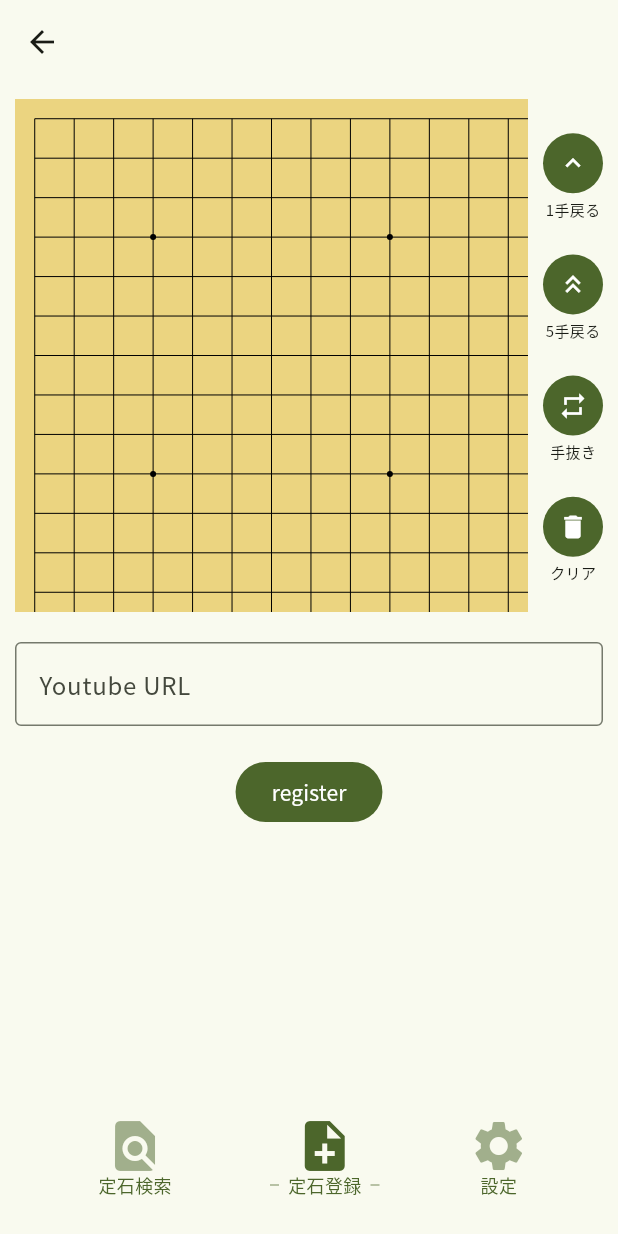
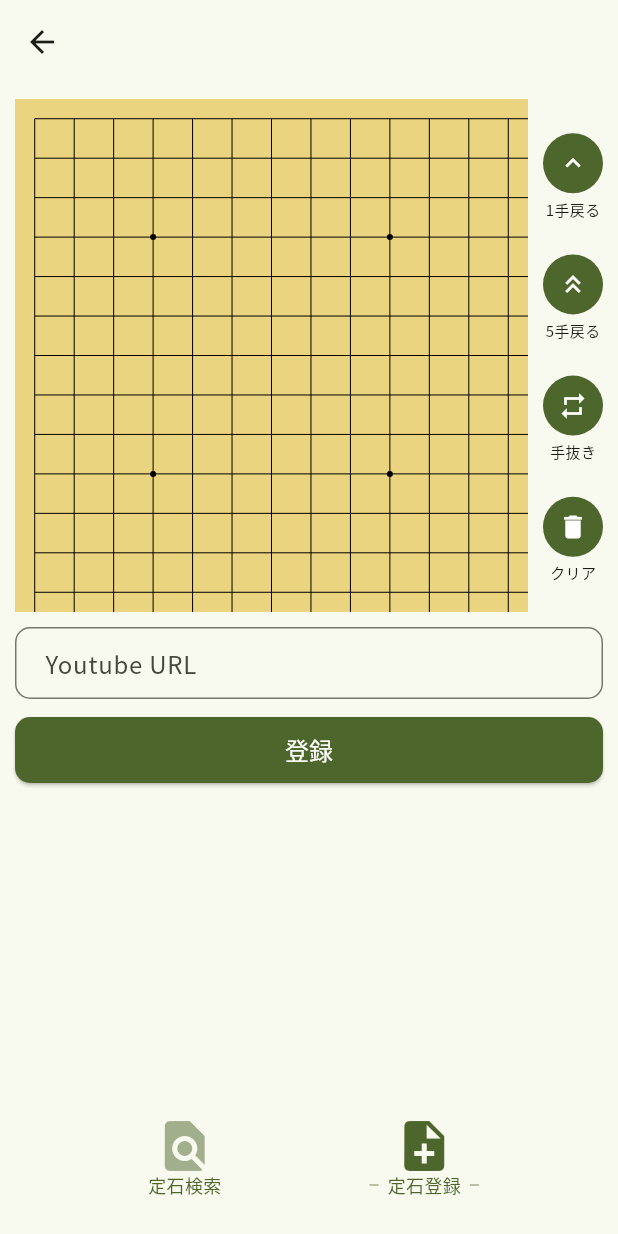
Before and after one commit to usatyo/sugomori, a Flutter app: the RegisterPage screen opened by its route, on a phone screen of 412 x 824 dp. Run offline on Flutter 3.47's test engine with Material 3 defaults, Android fonts, the phone set to English and light mode, and no system bars; our stand-ins replace google_fonts, youtube_player_flutter; missing offline and left inert: flutter_scroll_shadow.

Commit message:
add button component

```diff
--- /dev/null
+++ b/frontend/lib/components/atoms/button.dart
@@ -0,0 +1,20 @@
+import 'package:flutter/material.dart';
+
+class Button extends StatelessWidget {
+  const Button({super.key, required this.text, required this.onPressed});
+  final String text;
+  final void Function() onPressed;
+
+  @override
+  Widget build(BuildContext context) {
+    return ElevatedButton(
+      style: ElevatedButton.styleFrom(
+        shape: RoundedRectangleBorder(borderRadius: BorderRadius.circular(10)),
+        backgroundColor: Theme.of(context).primaryColor,
+        fixedSize: Size(double.maxFinite, 44)
+      ),
+      onPressed: onPressed,
+      child: Text(text, style: TextStyle(color: Colors.white, fontSize: 16)),
+    );
+  }
+}
--- a/frontend/lib/components/bottom_menu.dart
+++ b/frontend/lib/components/bottom_menu.dart
@@ -35,12 +35,12 @@ class MenuBarState extends State<BottomMenu> {
             route: "/register",
             selected: ModalRoute.of(context)!.settings.name == "/register",
           ),
-          BottomMenuItem(
-            label: "設定",
-            icon: Icons.settings,
-            route: "/setting",
-            selected: ModalRoute.of(context)!.settings.name == "/setting",
-          ),
+          // BottomMenuItem(
+          //   label: "設定",
+          //   icon: Icons.settings,
+          //   route: "/setting",
+          //   selected: ModalRoute.of(context)!.settings.name == "/setting",
+          // ),
         ],
       ),
     );
--- a/frontend/lib/main.dart
+++ b/frontend/lib/main.dart
@@ -1,7 +1,7 @@
 import 'package:flutter/material.dart';
 import 'package:frontend/page/register_page.dart';
 import 'package:frontend/page/search_page.dart';
-import 'package:frontend/page/setting_page.dart';
+// import 'package:frontend/page/setting_page.dart';
 
 import 'theme.dart';
 import 'util.dart';
@@ -29,7 +29,7 @@ class MyApp extends StatelessWidget {
       routes: {
         '/search': (context) => const SearchPage(),
         '/register': (context) => const RegisterPage(),
-        '/setting': (context) => const SettingPage(),
+        // '/setting': (context) => const SettingPage(),
       },
     );
   }
--- a/frontend/lib/page/register_page.dart
+++ b/frontend/lib/page/register_page.dart
@@ -1,4 +1,5 @@
 import 'package:flutter/material.dart';
+import 'package:frontend/components/atoms/button.dart';
 import 'package:frontend/components/bottom_menu.dart';
 import 'package:frontend/components/goban.dart';
 import 'package:frontend/models/joseki.dart';
@@ -31,43 +32,35 @@ class _RegisterPageState extends State<RegisterPage> {
   Widget build(BuildContext context) {
     return Scaffold(
       appBar: AppBar(),
-      body: Column(
+      bottomNavigationBar: BottomMenu(),
+      body: Container(
+        padding: EdgeInsets.all(10),
+        child: Column(
+          spacing: 10,
           children: [
             Container(
-            padding: EdgeInsets.all(10),
               alignment: Alignment.center,
               child: Goban(joseki: joseki),
             ),
-          Expanded(
-            child: Column(
-              children: [
-                Container(
-                  padding: EdgeInsets.all(10),
-                  alignment: Alignment.center,
-                  child: TextField(
+            TextField(
               onChanged: onChangeUrl,
               decoration: InputDecoration(
                 labelText: "Youtube URL",
-                      border: OutlineInputBorder(),
+                contentPadding: EdgeInsets.fromLTRB(16, 0, 16, 0),
+                border: OutlineInputBorder(
+                  borderRadius: BorderRadius.circular(10),
                 ),
               ),
             ),
-                Container(
-                  padding: EdgeInsets.all(10),
-                  alignment: Alignment.center,
-                  child: FilledButton(
+            Button(
+              text: "登録",
               onPressed: () {
                 josekiApiService.postJoseki(joseki, videoId);
               },
-                    child: Text("register"),
-                  ),
             ),
           ],
         ),
       ),
-          BottomMenu(),
-        ],
-      ),
     );
   }
 }
--- a/frontend/lib/page/search_page.dart
+++ b/frontend/lib/page/search_page.dart
@@ -1,5 +1,6 @@
 import 'package:flutter/material.dart';
 import 'package:flutter_scroll_shadow/flutter_scroll_shadow.dart';
+import 'package:frontend/components/atoms/button.dart';
 import 'package:frontend/components/bottom_menu.dart';
 import 'package:frontend/components/goban.dart';
 import 'package:frontend/components/video_card.dart';
@@ -31,18 +32,18 @@ class _SearchPageState extends State<SearchPage> {
   Widget build(BuildContext context) {
     return Scaffold(
       appBar: AppBar(),
-      body: Column(
+      bottomNavigationBar: BottomMenu(),
+      body: Container(
+        padding: EdgeInsets.all(10),
+        child: Column(
+          spacing: 10,
           children: [
             Container(
-            padding: EdgeInsets.all(10),
               alignment: Alignment.center,
               child: Goban(joseki: joseki),
             ),
-          FilledButton(onPressed: fetchVideos, child: Text("fetch")),
-          Expanded(
-            child: Container(
-              padding: EdgeInsets.all(10),
-              child: ScrollShadow(
+            Button(text: "検索", onPressed: fetchVideos),
+            ScrollShadow(
               color: Theme.of(context).cardColor,
               size: 20,
               child: SingleChildScrollView(
@@ -54,10 +55,8 @@ class _SearchPageState extends State<SearchPage> {
                 ),
               ),
             ),
+          ],
         ),
-          ),
-          BottomMenu(),
-        ],
       ),
     );
   }
```
Lines whose indentation alone changed are shown as unchanged.
